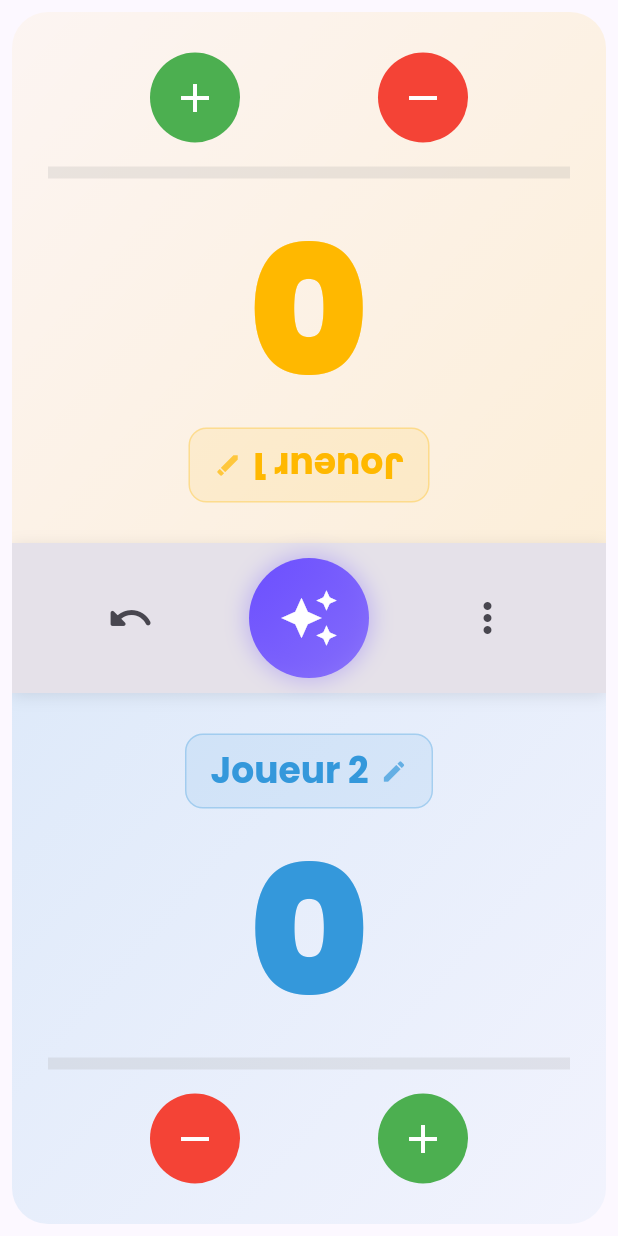
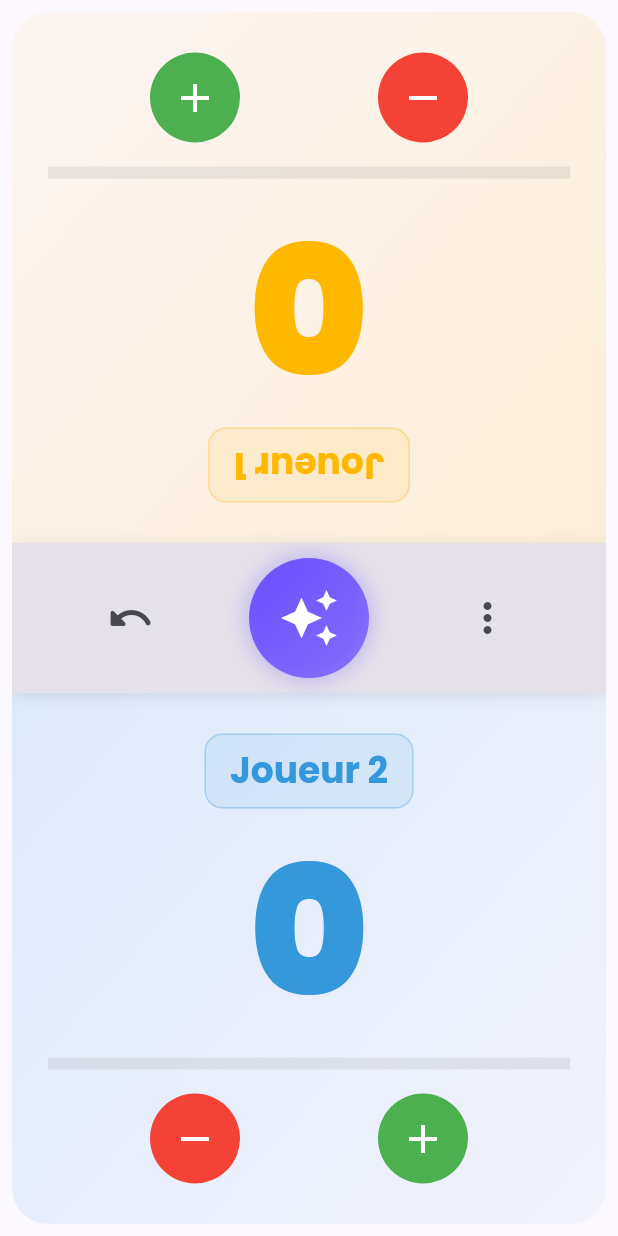
Before and after one commit to Jbijjer/lorcana_lore_counter, a Flutter app: the screen it shows after launch, on a phone screen of 412 x 824 dp. Run offline on Flutter 3.47's test engine with Material 3 defaults, Android fonts, the phone set to English and light mode, and no system bars; our stand-ins replace flutter_riverpod, freezed_annotation, google_fonts, hive, hive_flutter, riverpod_annotation; accounts and stored records are empty; generated files the repository leaves out were written again.

Commit message:
Retirer l'icône de crayon à côté des noms de joueurs

```diff
--- a/lib/features/game/presentation/widgets/player_zone.dart
+++ b/lib/features/game/presentation/widgets/player_zone.dart
@@ -61,25 +61,12 @@ class PlayerZone extends StatelessWidget {
                       ),
                     )
                   : null,
-              child: Row(
-                mainAxisSize: MainAxisSize.min,
-                children: [
-                  Text(
-                    player.name,
-                    style: Theme.of(context).textTheme.headlineSmall?.copyWith(
-                          color: player.color,
-                          fontWeight: FontWeight.bold,
-                        ),
-                  ),
-                  if (onNameTap != null) ...[
-                    const SizedBox(width: 8),
-                    Icon(
-                      Icons.edit,
-                      size: 18,
-                      color: player.color.withOpacity(0.7),
+              child: Text(
+                player.name,
+                style: Theme.of(context).textTheme.headlineSmall?.copyWith(
+                      color: player.color,
+                      fontWeight: FontWeight.bold,
                     ),
-                  ],
-                ],
               ),
             ),
           ),
```
